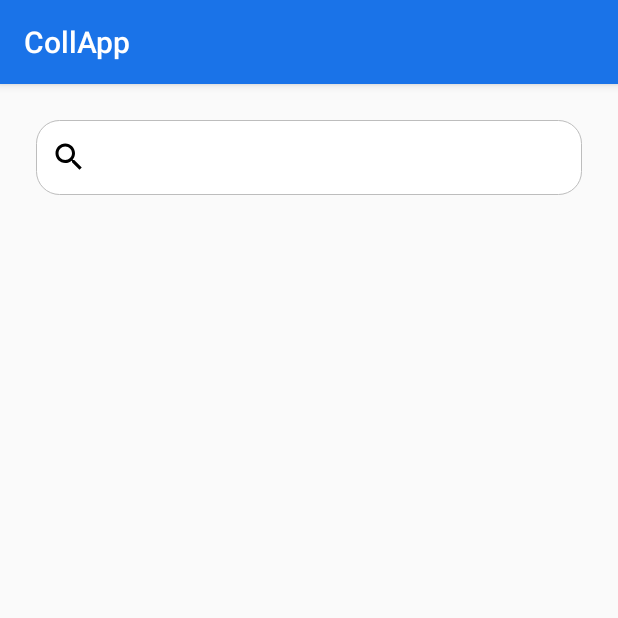
After one commit to AwesomeFruitSalad/Bibliungo, an Android app: the SearchView screen opened directly, with no data from a screen before it, on a phone screen of 412 x 824 dp, the top half of it. The commit adds this screen. Run offline under Robolectric (Android 15) with nearby library versions, the phone set to English and light mode, and no system bars; our stand-ins replace ButterKnife, Firebase (no records; nobody signed in at launch, a user with empty details on screens opened directly).

Commit message:
Add searchView

```diff
--- a/app/src/main/AndroidManifest.xml
+++ b/app/src/main/AndroidManifest.xml
@@ -15,7 +15,8 @@
         android:roundIcon="@mipmap/ic_launcher_round"
         android:supportsRtl="true"
         android:theme="@style/AppTheme">
-        <activity android:name=".activities.showBookActivity"></activity>
+        <activity android:name=".activities.SearchView"></activity>
+        <activity android:name=".activities.showBookActivity" />
         <!--
              The API key for Google Maps-based APIs is defined as a string resource.
              (See the file "res/values/google_maps_api.xml").
--- a/app/src/main/java/com/chromicle/collapp/activities/MapsActivity.java
+++ b/app/src/main/java/com/chromicle/collapp/activities/MapsActivity.java
@@ -76,6 +76,8 @@ public class MapsActivity extends FragmentActivity implements OnMapReadyCallback
     @Override
     public void onMapReady(GoogleMap googleMap) {
         mMap = googleMap;
+        mMap.setMapType(GoogleMap.MAP_TYPE_HYBRID);
+
         int i = 0;
 
         addFirebaseInstance();
--- /dev/null
+++ b/app/src/main/java/com/chromicle/collapp/activities/SearchView.java
@@ -0,0 +1,133 @@
+package com.chromicle.collapp.activities;
+
+import androidx.annotation.NonNull;
+import androidx.appcompat.app.AppCompatActivity;
+import androidx.recyclerview.widget.LinearLayoutManager;
+import androidx.recyclerview.widget.RecyclerView;
+
+import android.content.Intent;
+import android.os.Bundle;
+import android.text.Editable;
+import android.text.TextWatcher;
+import android.util.Log;
+import android.widget.EditText;
+import android.widget.Toast;
+
+import com.chromicle.collapp.R;
+import com.chromicle.collapp.adapter.UserUploadedAdapter;
+import com.chromicle.collapp.utils.UserUploaded;
+import com.chromicle.collapp.utils.UserUtils;
+import com.google.firebase.database.DataSnapshot;
+import com.google.firebase.database.DatabaseError;
+import com.google.firebase.database.DatabaseReference;
+import com.google.firebase.database.FirebaseDatabase;
+import com.google.firebase.database.ValueEventListener;
+
+import java.util.ArrayList;
+import java.util.List;
+
+import butterknife.BindView;
+import butterknife.ButterKnife;
+
+public class SearchView extends AppCompatActivity {
+
+
+    List<UserUploaded> booksArrayList;
+    UserUtils user;
+    UserUploadedAdapter userUploadedAdapter;
+
+    DatabaseReference bookDb;
+
+    @BindView(R.id.search)
+    EditText searchView;
+
+    @BindView(R.id.booksUploaded)
+    RecyclerView recyclerView;
+
+    @Override
+    protected void onCreate(Bundle savedInstanceState) {
+        super.onCreate(savedInstanceState);
+        setContentView(R.layout.activity_search_view);
+        ButterKnife.bind(this);
+
+
+        recyclerView.setLayoutManager(new LinearLayoutManager(SearchView.this));
+
+
+        fetchBooks("fiction");
+        fetchBooks("non-fiction");
+        fetchBooks("bio");
+
+        searchAdapter();
+    }
+
+
+    void filter(String text){
+        try {
+            List<UserUploaded> temp = new ArrayList();
+            for(UserUploaded d: booksArrayList){
+                //or use .equal(text) with you want equal match
+                //use .toLowerCase() for better matches
+                if(d.getBookName().contains(text)){
+                    temp.add(d);
+                }
+            }
+
+            userUploadedAdapter.updateList(temp);
+
+        }catch (Exception e){
+            Log.e("Search",e.getMessage().toString());
+        }
+    }
+
+    private void searchAdapter() {
+        searchView.addTextChangedListener(new TextWatcher() {
+            @Override
+            public void onTextChanged(CharSequence s, int start, int before, int count) {
+
+                // TODO Auto-generated method stub
+            }
+
+            @Override
+            public void beforeTextChanged(CharSequence s, int start, int count, int after) {
+
+                // TODO Auto-generated method stub
+            }
+
+            @Override
+            public void afterTextChanged(Editable s) {
+
+                // filter your list from your input
+                filter(s.toString());
+                //you can use runnable postDelayed like 500 ms to delay search text
+            }
+        });
+    }
+
+
+
+    private void fetchBooks(String key) {
+        user = new UserUtils();
+        bookDb = FirebaseDatabase.getInstance().getReference(key);
+        booksArrayList = new ArrayList<>();
+
+        bookDb.addValueEventListener(
+                new ValueEventListener() {
+                    @Override
+                    public void onDataChange(@NonNull DataSnapshot dataSnapshot) {
+                        for (DataSnapshot postSnapshot : dataSnapshot.getChildren()) {
+                            UserUploaded bookValue = postSnapshot.getValue(UserUploaded.class);
+                            booksArrayList.add(bookValue);
+                        }
+
+                        userUploadedAdapter = new UserUploadedAdapter(getApplicationContext(), booksArrayList);
+                        recyclerView.setAdapter(userUploadedAdapter);
+                    }
+
+                    @Override
+                    public void onCancelled(@NonNull DatabaseError databaseError) {
+                        Toast.makeText(SearchView.this, databaseError.getMessage(), Toast.LENGTH_SHORT).show();
+                    }
+                });
+    }
+}
--- /dev/null
+++ b/app/src/main/res/drawable/ic_search_black_24dp.xml
@@ -0,0 +1,9 @@
+<vector xmlns:android="http://schemas.android.com/apk/res/android"
+        android:width="24dp"
+        android:height="24dp"
+        android:viewportWidth="24.0"
+        android:viewportHeight="24.0">
+    <path
+        android:fillColor="#FF000000"
+        android:pathData="M15.5,14h-0.79l-0.28,-0.27C15.41,12.59 16,11.11 16,9.5 16,5.91 13.09,3 9.5,3S3,5.91 3,9.5 5.91,16 9.5,16c1.61,0 3.09,-0.59 4.23,-1.57l0.27,0.28v0.79l5,4.99L20.49,19l-4.99,-5zM9.5,14C7.01,14 5,11.99 5,9.5S7.01,5 9.5,5 14,7.01 14,9.5 11.99,14 9.5,14z"/>
+</vector>
--- a/app/src/main/res/layout/activity_main.xml
+++ b/app/src/main/res/layout/activity_main.xml
@@ -163,7 +163,10 @@
                 </LinearLayout>
             </HorizontalScrollView>
 
-            <androidx.appcompat.widget.SearchView
+            <EditText
+                android:id="@+id/search"
+                android:drawableLeft="@drawable/ic_search_black_24dp"
+                android:paddingLeft="20dp"
                 android:layout_width="match_parent"
                 android:layout_height="50dp"
                 android:layout_margin="6dp"
--- /dev/null
+++ b/app/src/main/res/layout/activity_search_view.xml
@@ -0,0 +1,28 @@
+<?xml version="1.0" encoding="utf-8"?>
+<LinearLayout xmlns:android="http://schemas.android.com/apk/res/android"
+    xmlns:app="http://schemas.android.com/apk/res-auto"
+    xmlns:tools="http://schemas.android.com/tools"
+    android:layout_width="match_parent"
+    android:layout_height="match_parent"
+    tools:context=".activities.SearchView"
+    android:orientation="vertical">
+
+    <EditText
+        android:id="@+id/search"
+        android:layout_width="match_parent"
+        android:layout_height="50dp"
+        android:drawableStart="@drawable/ic_search_black_24dp"
+        android:paddingStart="10dp"
+        android:layout_margin="24dp"
+        android:background="@drawable/edittext_background"
+        android:fontFamily="@font/worksans" />
+
+    <androidx.recyclerview.widget.RecyclerView
+        android:id="@+id/booksUploaded"
+        android:layout_width="match_parent"
+        android:layout_height="wrap_content"
+        android:scrollbars="vertical"
+        tools:listitem="@layout/individual_book"
+        android:layout_margin="15dp"/>
+
+</LinearLayout>
```
Also changed, not shown: app/src/main/java/com/chromicle/collapp/activities/MainActivity.java (+34 -10 lines), app/src/main/java/com/chromicle/collapp/adapter/UserUploadedAdapter.java (+20 -0 lines).
